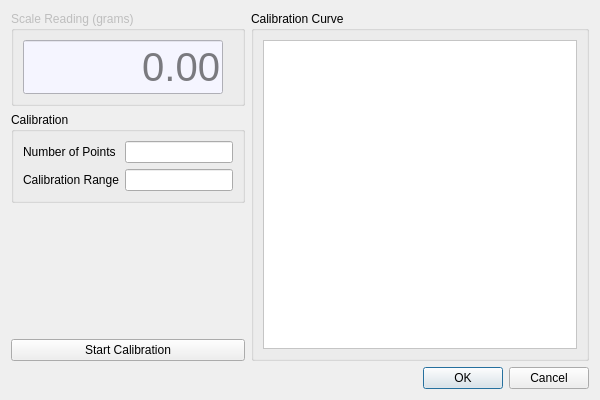
Qt form iblrig/gui/ui_valve.ui (int-brain-lab/iblrig) before a commit.
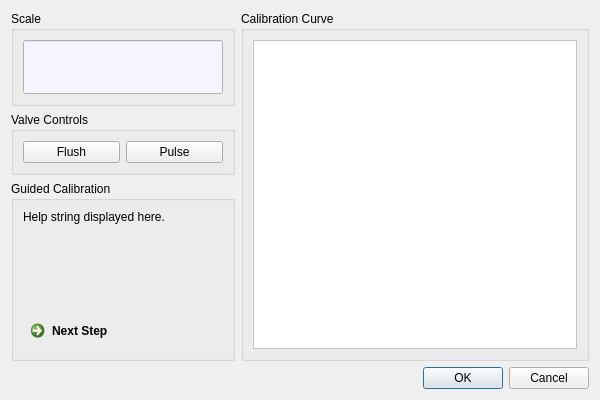
The same form after that commit. Custom widgets are drawn as their Qt base class.

Commit message: started work on guided calibration

What changed in the file:
```diff
--- a/iblrig/gui/ui_valve.ui
+++ b/iblrig/gui/ui_valve.ui
@@ -33,7 +33,7 @@
   </property>
   <layout class="QVBoxLayout" name="verticalLayout">
    <item>
-    <widget class="QWidget" name="" native="true">
+    <widget class="QWidget" name="widget" native="true">
      <layout class="QHBoxLayout" name="horizontalLayout" stretch="0,1">
       <property name="leftMargin">
        <number>0</number>
@@ -64,11 +64,8 @@
          </property>
          <item>
           <widget class="QGroupBox" name="groupBoxScale">
-           <property name="enabled">
-            <bool>false</bool>
-           </property>
            <property name="title">
-            <string>Scale Reading (grams)</string>
+            <string>Scale</string>
            </property>
            <property name="flat">
             <bool>false</bool>
@@ -76,6 +73,9 @@
            <layout class="QVBoxLayout" name="verticalLayout_4">
             <item>
              <widget class="QLineEdit" name="lineEditGrams">
+              <property name="enabled">
+               <bool>false</bool>
+              </property>
               <property name="maximumSize">
                <size>
                 <width>200</width>
@@ -96,8 +96,31 @@
               <property name="readOnly">
                <bool>true</bool>
               </property>
-              <property name="placeholderText">
-               <string>0.00</string>
+             </widget>
+            </item>
+           </layout>
+          </widget>
+         </item>
+         <item>
+          <widget class="QGroupBox" name="groupBox_2">
+           <property name="title">
+            <string>Valve Controls</string>
+           </property>
+           <layout class="QHBoxLayout" name="horizontalLayout_2">
+            <item>
+             <widget class="QPushButton" name="pushButtonToggleValve">
+              <property name="text">
+               <string>Flush</string>
+              </property>
+              <property name="checkable">
+               <bool>true</bool>
+              </property>
+             </widget>
+            </item>
+            <item>
+             <widget class="QPushButton" name="pushButtonPulseValve">
+              <property name="text">
+               <string>Pulse</string>
               </property>
              </widget>
             </item>
@@ -107,36 +130,23 @@
          <item>
           <widget class="QGroupBox" name="groupBoxCalibration">
            <property name="title">
-            <string>Calibration</string>
+            <string>Guided Calibration</string>
            </property>
-           <layout class="QFormLayout" name="formLayout_2">
-            <item row="0" column="0">
-             <widget class="QLabel" name="label_4">
+           <layout class="QVBoxLayout" name="verticalLayout_5">
+            <item>
+             <widget class="QLabel" name="labelGuidedCalibration">
               <property name="text">
-               <string>Number of Points</string>
+               <string>Help string displayed here.</string>
               </property>
-              <property name="buddy">
-               <cstring>lineEdit</cstring>
+              <property name="textFormat">
+               <enum>Qt::MarkdownText</enum>
               </property>
-             </widget>
-            </item>
-            <item row="0" column="1">
-             <widget class="QLineEdit" name="lineEdit"/>
-            </item>
-            <item row="1" column="0">
-             <widget class="QLabel" name="label_5">
-              <property name="text">
-               <string>Calibration Range</string>
+              <property name="alignment">
+               <set>Qt::AlignJustify|Qt::AlignVCenter</set>
               </property>
-              <property name="buddy">
-               <cstring>lineEdit_2</cstring>
+              <property name="wordWrap">
+               <bool>true</bool>
               </property>
-             </widget>
-            </item>
-            <item row="1" column="1">
-             <widget class="QLineEdit" name="lineEdit_2"/>
-            </item>
-           </layout>
           </widget>
          </item>
          <item>
@@ -153,10 +163,13 @@
           </spacer>
          </item>
          <item>
-          <widget class="QPushButton" name="pushButton">
+             <widget class="QCommandLinkButton" name="commandLinkNext">
            <property name="text">
-            <string>Start Calibration</string>
-           </property>
+               <string>Next Step</string>
+              </property>
+             </widget>
+            </item>
+           </layout>
           </widget>
          </item>
         </layout>
```
Lines whose indentation alone changed are shown as unchanged. The commit also changes 7 other files.
